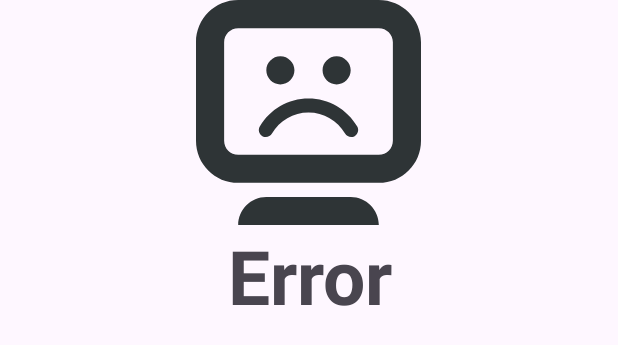
After one commit to karenagargar/marvel, an Android app: the layout view_error.xml on its own in the app's theme, with its tools: preview values and no code run, on a phone screen of 412 x 824 dp. The commit adds this screen. Shown: the top 345 px of the screen. Run offline under Robolectric (Android 15) with nearby library versions, the phone set to English and light mode, and no system bars.

Commit message:
Subida código, pero no está completa la task

```diff
--- a/app/src/main/java/edu/iesam/marvelapp/features/superheroes/data/SuperHeroDataRepository.kt
+++ b/app/src/main/java/edu/iesam/marvelapp/features/superheroes/data/SuperHeroDataRepository.kt
@@ -1,6 +1,7 @@
 package edu.iesam.marvelapp.features.superheroes.data
 
 import edu.iesam.marvelapp.features.superheroes.data.local.xml.SuperHeroXmlLocalDataSource
+import edu.iesam.marvelapp.features.superheroes.data.remote.mock.SuperHeroMockRemoteDataSource
 import edu.iesam.marvelapp.features.superheroes.domain.SuperHero
 import edu.iesam.marvelapp.features.superheroes.domain.SuperHeroRepository
 
@@ -12,4 +13,8 @@ class SuperHeroDataRepository(private val xmlLocalDataSource: SuperHeroXmlLocalD
     override fun getAll(): List<SuperHero> {
         return xmlLocalDataSource.findAll()
     }
+
+    override fun findById(id: String): SuperHero? {
+        return xmlLocalDataSource.findById(id)
+    }
 }
--- a/app/src/main/java/edu/iesam/marvelapp/features/superheroes/domain/SuperHero.kt
+++ b/app/src/main/java/edu/iesam/marvelapp/features/superheroes/domain/SuperHero.kt
@@ -1,3 +1,6 @@
 package edu.iesam.marvelapp.features.superheroes.domain
 
+import kotlinx.serialization.Serializable
+
+@Serializable
 data class SuperHero (val id: String, val name: String, val slug: String, val urlImage: String)
--- a/app/src/main/java/edu/iesam/marvelapp/features/superheroes/domain/SuperHeroRepository.kt
+++ b/app/src/main/java/edu/iesam/marvelapp/features/superheroes/domain/SuperHeroRepository.kt
@@ -2,4 +2,5 @@ package edu.iesam.marvelapp.features.superheroes.domain
 
 interface SuperHeroRepository {
     fun getAll(): List<SuperHero>
+    fun findById(id: String): edu.iesam.marvelapp.features.superheroes.domain.SuperHero?
 }
--- /dev/null
+++ b/app/src/main/res/drawable/ic_error.xml
@@ -0,0 +1,5 @@
+<vector xmlns:android="http://schemas.android.com/apk/res/android" android:height="24dp" android:viewportHeight="16" android:viewportWidth="16" android:width="24dp">
+
+    <path android:fillColor="#2e3436" android:pathData="m3,0c-1.66,0 -3,1.34 -3,3v7c0,1.66 1.34,3 3,3h10c1.66,0 3,-1.34 3,-3v-7c0,-1.66 -1.34,-3 -3,-3zM3,2h10c0.555,0 1,0.445 1,1v7c0,0.555 -0.445,1 -1,1h-10c-0.555,0 -1,-0.445 -1,-1v-7c0,-0.555 0.445,-1 1,-1zM6,4c-0.551,0 -1,0.449 -1,1s0.449,1 1,1s1,-0.449 1,-1s-0.449,-1 -1,-1zM10,4c-0.551,0 -1,0.449 -1,1s0.449,1 1,1s1,-0.449 1,-1s-0.449,-1 -1,-1zM8,7c-1.43,0 -2.75,0.762 -3.465,2c-0.137,0.238 -0.055,0.547 0.184,0.684c0.238,0.137 0.547,0.055 0.684,-0.184c0.535,-0.93 1.523,-1.5 2.598,-1.5s2.063,0.57 2.598,1.5c0.137,0.238 0.445,0.32 0.684,0.184c0.238,-0.137 0.32,-0.445 0.184,-0.684c-0.715,-1.238 -2.035,-2 -3.465,-2zM5,14c-1.105,0 -2,0.895 -2,2h10c0,-1.105 -0.895,-2 -2,-2zM5,14"/>
+
+</vector>
--- /dev/null
+++ b/app/src/main/res/layout/view_error.xml
@@ -0,0 +1,23 @@
+<?xml version="1.0" encoding="utf-8"?>
+<LinearLayout xmlns:android="http://schemas.android.com/apk/res/android"
+    android:layout_width="match_parent"
+    android:layout_height="match_parent"
+    android:orientation="vertical">
+
+    <ImageView
+        android:id="@+id/imageViewError"
+        android:layout_width="@dimen/sizeErrorImage"
+        android:layout_height="@dimen/sizeErrorImage"
+        android:contentDescription="@string/error"
+        android:src="@drawable/ic_error"
+        android:layout_gravity="center"/>
+    <TextView
+        android:id="@+id/textViewError"
+        android:layout_width="match_parent"
+        android:layout_height="wrap_content"
+        android:text="@string/error"
+        android:layout_gravity="center"
+        android:textAlignment="center"
+        android:textStyle="bold"
+        android:textSize="@dimen/sizeErrorText"/>
+</LinearLayout>
--- a/app/src/main/res/values/colors.xml
+++ b/app/src/main/res/values/colors.xml
@@ -2,4 +2,5 @@
 <resources>
     <color name="black">#FF000000</color>
     <color name="white">#FFFFFFFF</color>
+    <color name="red">#FF0000</color>
 </resources>
--- /dev/null
+++ b/app/src/main/res/values/dimens.xml
@@ -0,0 +1,8 @@
+<?xml version="1.0" encoding="utf-8"?>
+<resources>
+    <dimen name="spacingVertical">16dp</dimen>
+    <dimen name="spacingHorizontal">16dp</dimen>
+    <dimen name="sizeErrorText">50sp</dimen>
+    <dimen name="sizeErrorImage">150dp</dimen>
+    <dimen name="image_xl">120dp</dimen>
+</resources>
--- a/app/src/main/res/values/strings.xml
+++ b/app/src/main/res/values/strings.xml
@@ -2,4 +2,5 @@
     <string name="app_name">MarvelApp</string>
     <string name="local_source_superhero">local_source_superhero</string>
     <string name="cache_source_name">cache_source_name</string>
+    <string name="error">Error</string>
 </resources>
```
Also changed, not shown: app/src/main/java/edu/iesam/marvelapp/MainActivity.kt (+74 -12 lines), app/src/main/java/edu/iesam/marvelapp/features/superheroes/domain/GetSuperheroUseCase.kt (added, +7 -0 lines), app/src/main/java/edu/iesam/marvelapp/features/superheroes/presentation/SuperHeroListViewModel.kt (added, +32 -0 lines), app/src/main/res/layout/activity_main.xml (+15 -10 lines), app/src/main/res/layout/view_superhero_item.xml (added, +31 -0 lines).
